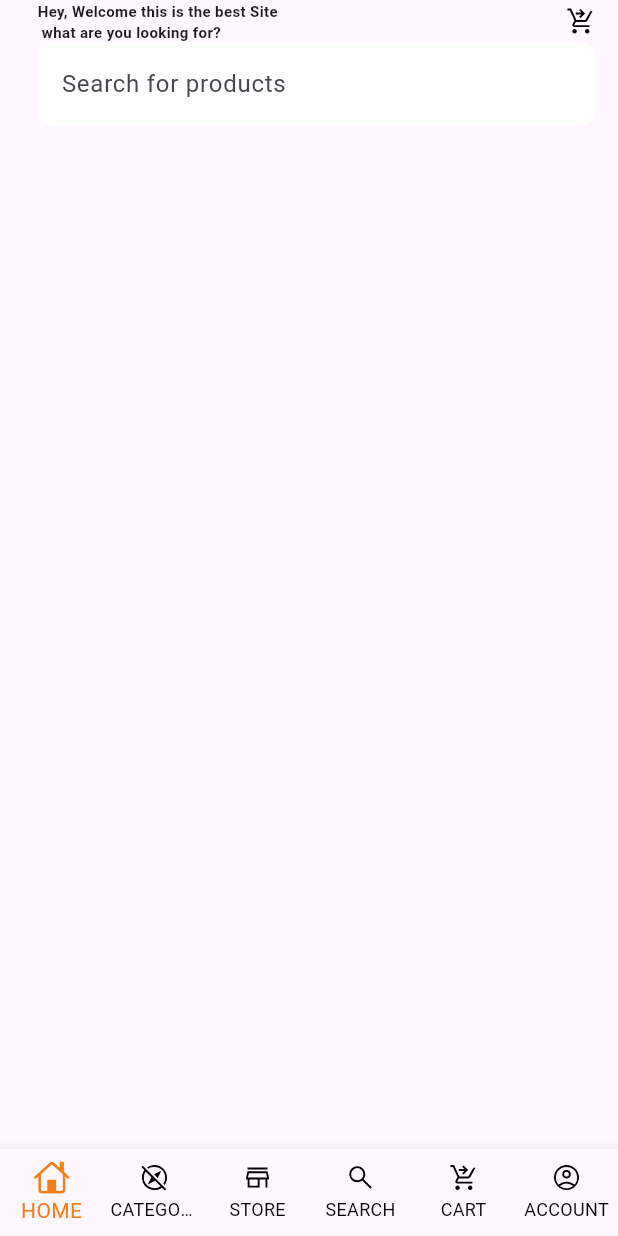
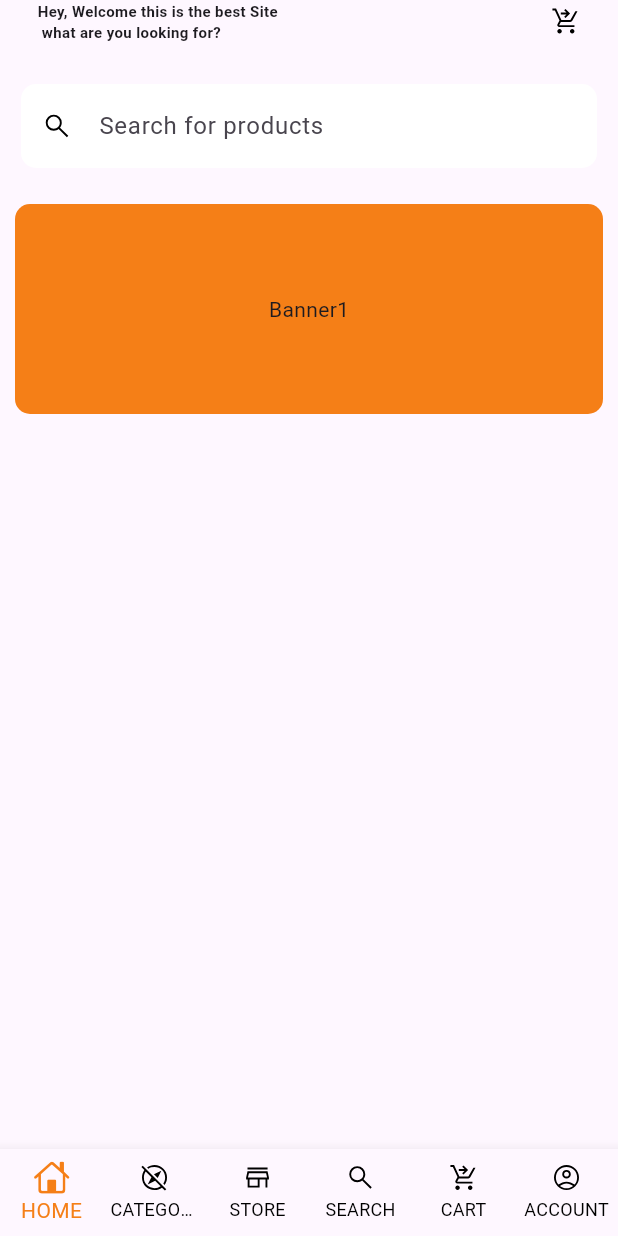
Before and after one commit to kemboy-svg/Eccommerce_app, a Flutter app: the screen it shows after launch, on a phone screen of 412 x 824 dp. Run offline on Flutter 3.47's test engine with Material 2 defaults, Android fonts, the phone set to English and light mode, and no system bars; our stand-ins replace flutter_svg; Roboto replaces fonts that are missing (Brand-Bold).

Commit message:
added banners today

```diff
--- a/lib/views/buyers/nav_Screens/home_Screen.dart
+++ b/lib/views/buyers/nav_Screens/home_Screen.dart
@@ -1,46 +1,24 @@
+import 'package:eccommerce_app/views/buyers/nav_Screens/widgets/Banner_Widget.dart';
+import 'package:eccommerce_app/views/buyers/nav_Screens/widgets/Search_input.dart';
+import 'package:eccommerce_app/views/buyers/nav_Screens/widgets/Welcome_Screen.dart';
 import 'package:flutter/material.dart';
-import 'package:flutter_svg/flutter_svg.dart';
+
 
 class HomeScreen extends StatelessWidget {
   const HomeScreen({super.key});
 
   @override
   Widget build(BuildContext context) {
-    return Padding(
-      padding:  EdgeInsets.only(top: MediaQuery.of(context).padding.top, left: 25,right: 15),
-      child: Column(
-        children: [
-          Row(
-            mainAxisAlignment: MainAxisAlignment.spaceBetween,
-            children: [
-              Text('Hey, Welcome this is the best Site\n what are you looking for?',style: TextStyle(
-                fontSize: 10, fontWeight: FontWeight.bold
-                ),
-              ),
-           Container(
-            child: SvgPicture.asset(
-              'assets/icons/cart.svg', width: 20,
-            ),
-           )
+    return Column(
+      children: [
+        WelcomeText(),
 
-            ],
+        SizedBox(height: 14,),
 
+      SearchInputScreen(),
+      BannerWidget(),
 
-          ),
-
-        ClipRRect(
-          borderRadius: BorderRadius.circular(10),
-          child: TextField(
-              decoration: InputDecoration(hintText: 'Search for products',
-              fillColor: Colors.white,
-              filled: true,
-              border: OutlineInputBorder(borderSide: BorderSide.none)
-              ),
-
-            ),
-        ),
-        ],
-      ),
+     ],
     );
   }
 }
--- /dev/null
+++ b/lib/views/buyers/nav_Screens/widgets/Banner_Widget.dart
@@ -0,0 +1,27 @@
+import 'package:flutter/material.dart';
+
+class BannerWidget extends StatelessWidget {
+  const BannerWidget({super.key});
+
+  @override
+  Widget build(BuildContext context) {
+    return Padding(
+      padding: const EdgeInsets.all(10.0),
+      child: Container(
+        height: 140,
+        decoration: BoxDecoration(color: Colors.yellow.shade900,
+        borderRadius: BorderRadius.circular(10),
+
+          ),
+        child: PageView(
+          children: [
+            Center(child: Text('Banner1')),
+            Center(child: Text('Banner2')),
+            Center(child: Text('Banner3')),
+            Center(child: Text('Banner4')),
+          ],
+        )
+      ),
+    );
+  }
+}
--- /dev/null
+++ b/lib/views/buyers/nav_Screens/widgets/Search_input.dart
@@ -0,0 +1,31 @@
+import 'package:flutter/material.dart';
+import 'package:flutter_svg/svg.dart';
+
+class SearchInputScreen extends StatelessWidget {
+  const SearchInputScreen({
+    super.key,
+  });
+
+  @override
+  Widget build(BuildContext context) {
+    return Padding(
+      padding: const EdgeInsets.all(14.0),
+      child: ClipRRect(
+        borderRadius: BorderRadius.circular(10),
+        child: TextField(
+            decoration: InputDecoration(hintText: 'Search for products',
+            fillColor: Colors.white,
+            filled: true,
+            border: OutlineInputBorder(
+               borderSide: BorderSide.none),
+               prefixIcon: Padding(
+                 padding: const EdgeInsets.all(14.0),
+                 child: SvgPicture.asset('/assets/icons/searcg.svg', width: 10,),
+               ),
+            ),
+
+          ),
+      ),
+    );
+  }
+}
--- /dev/null
+++ b/lib/views/buyers/nav_Screens/widgets/Welcome_Screen.dart
@@ -0,0 +1,33 @@
+
+import 'package:flutter/material.dart';
+import 'package:flutter_svg/svg.dart';
+
+class WelcomeText extends StatelessWidget {
+  const WelcomeText({
+    super.key,
+  });
+
+  @override
+  Widget build(BuildContext context) {
+    return Padding(
+      padding:  EdgeInsets.only(top: MediaQuery.of(context).padding.top, left: 25, right: 25,),
+      child: Row(
+        mainAxisAlignment: MainAxisAlignment.spaceBetween,
+        children: [
+          Text('Hey, Welcome this is the best Site\n what are you looking for?',style: TextStyle(
+            fontSize: 10, fontWeight: FontWeight.bold
+            ),
+          ),
+       Container(
+        child: SvgPicture.asset(
+          'assets/icons/cart.svg', width: 20,
+        ),
+       )
+
+        ],
+
+
+      ),
+    );
+  }
+}
```
Also changed, not shown: pubspec.yaml (+5 -6 lines), pubspec.lock, 6 other files.
